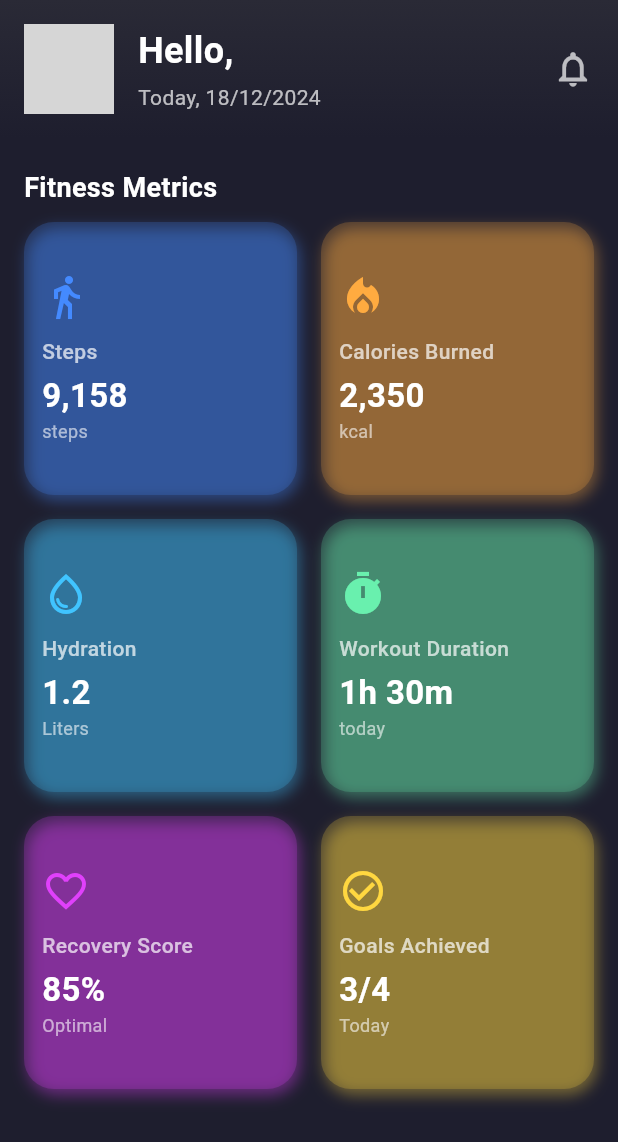
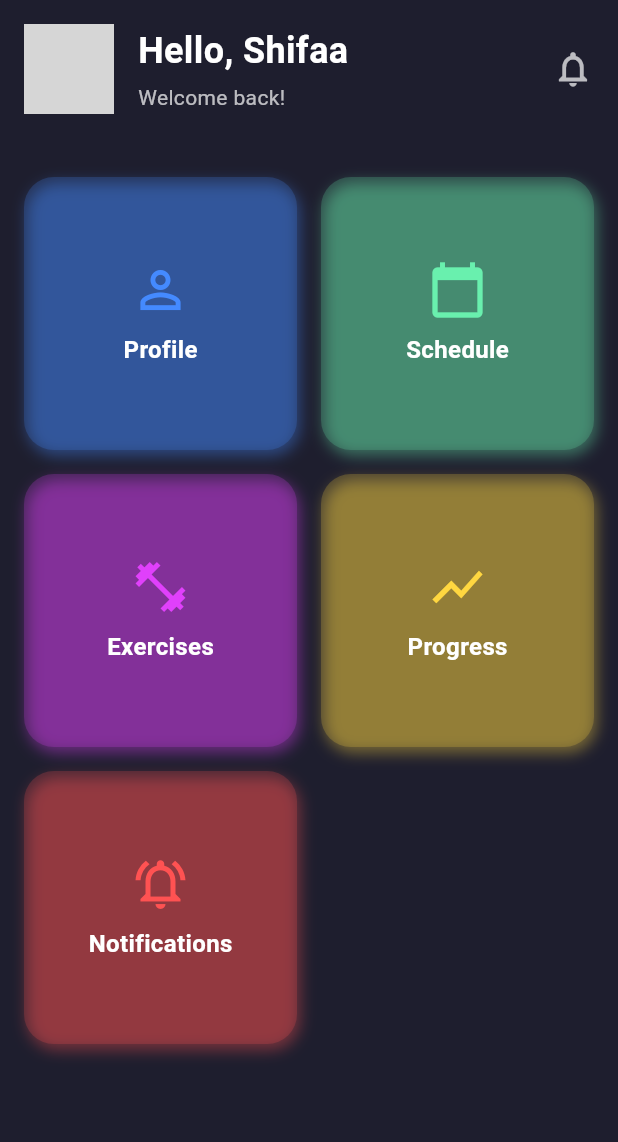
Before and after one commit to shifaaKh28/BodyAndMind, a Flutter app: the TrainerDashboard screen opened by its route, on a phone screen of 412 x 824 dp. Shown: the top 1142 px of the screen. Run offline on Flutter 3.47's test engine with Material 3 defaults, Android fonts, the light colour scheme and no system bars; our stand-ins replace cloud_firestore, firebase_auth, firebase_core, firebase_storage, image_picker; accounts and stored records are empty; grey boxes are pictures that could not be loaded.

Commit message:
Update dashboard.dart

```diff
--- a/lib/screens/trainer/dashboard.dart
+++ b/lib/screens/trainer/dashboard.dart
@@ -1,15 +1,13 @@
-import 'dart:ui';
-
 import 'package:flutter/material.dart';
-import 'package:cloud_firestore/cloud_firestore.dart';
-import 'package:firebase_auth/firebase_auth.dart';
-
 import '../Trainer/profile/schedule.dart';
 import '../Trainer/profile/trainees.dart';
 import '../Trainer/profile/exercises.dart';
 import '../Trainer/profile/progress.dart';
 import '../Trainer/profile/notifications.dart';
-import '../Trainer/profile/profile_screen.dart'; // Import Profile Screen
+import '../Trainer/profile/profile_screen.dart';
+import '../trainee/profile/exercises.dart';
+import '../trainee/profile/progress.dart';
+import '../trainee/profile/schedule.dart'; // Import Profile Screen
 
 class TrainerDashboard extends StatefulWidget {
   @override
@@ -17,42 +15,7 @@
 }
 
 class _TrainerDashboardState extends State<TrainerDashboard> {
-  String _trainerName = ''; // Holds the trainer's name
-  bool _isLoading = true; // Loading state
-
-  @override
-  void initState() {
-    super.initState();
-    _fetchTrainerName();
-  }
-
-  // Fetch Trainer Name from Firestore
-  Future<void> _fetchTrainerName() async {
-    try {
-      User? user = FirebaseAuth.instance.currentUser;
-
-      if (user != null) {
-        // Fetch trainer document from Firestore
-        DocumentSnapshot trainerDoc = await FirebaseFirestore.instance
-            .collection('trainers')
-            .doc(user.uid)
-            .get();
-
-        if (trainerDoc.exists) {
-          setState(() {
-            _trainerName = trainerDoc['name'] ?? 'Trainer';
-            _isLoading = false;
-          });
-        }
-      }
-    } catch (e) {
-      print('Error fetching trainer name: $e');
-      setState(() {
-        _trainerName = 'Trainer';
-        _isLoading = false;
-      });
-    }
-  }
+  String _trainerName = 'Shifaa'; // Replace with dynamic fetching if needed
 
   @override
   Widget build(BuildContext context) {
@@ -62,16 +25,9 @@
         child: Column(
           crossAxisAlignment: CrossAxisAlignment.start,
           children: [
-            // Header Section with Gradient
-            Container(
+            // Header Section
+            Padding(
               padding: const EdgeInsets.all(16.0),
-              decoration: BoxDecoration(
-                gradient: LinearGradient(
-                  colors: [Color(0xFF2A2A36), Color(0xFF1E1E2E)],
-                  begin: Alignment.topCenter,
-                  end: Alignment.bottomCenter,
-                ),
-              ),
               child: Row(
                 crossAxisAlignment: CrossAxisAlignment.center,
                 children: [
@@ -93,11 +49,8 @@
                       ),
                       SizedBox(height: 4),
                       Text(
-                        'Today, ${_formattedDate()}',
-                        style: TextStyle(
-                          fontSize: 14,
-                          color: Colors.white70,
-                        ),
+                        'Welcome back!',
+                        style: TextStyle(color: Colors.white70),
                       ),
                     ],
                   ),
@@ -107,73 +60,46 @@
                 ],
               ),
             ),
-
-            SizedBox(height: 20),
-
-            // Fitness Metrics Section
-            Padding(
-              padding: const EdgeInsets.symmetric(horizontal: 16.0),
-              child: Text(
-                'Fitness Metrics',
-                style: TextStyle(
-                  fontSize: 18,
-                  fontWeight: FontWeight.bold,
-                  color: Colors.white,
-                ),
-              ),
-            ),
-
             SizedBox(height: 10),
 
-            // Metrics Cards Row
+            // Options Grid
             Expanded(
               child: GridView.count(
                 crossAxisCount: 2,
                 crossAxisSpacing: 16,
                 mainAxisSpacing: 16,
-                padding: const EdgeInsets.symmetric(horizontal: 16),
+                padding: const EdgeInsets.all(16),
                 children: [
-                  _buildMetricCard(
-                    title: 'Steps',
-                    value: '9,158',
-                    unit: 'steps',
-                    icon: Icons.directions_walk,
+                  _buildOptionCard(
+                    title: 'Profile',
+                    icon: Icons.person_outline,
                     color: Colors.blueAccent,
+                    targetScreen: ProfileScreen(isTrainer: true),
                   ),
-                  _buildMetricCard(
-                    title: 'Calories Burned',
-                    value: '2,350',
-                    unit: 'kcal',
-                    icon: Icons.local_fire_department,
-                    color: Colors.orangeAccent,
+                  _buildOptionCard(
+                    title: 'Schedule',
+                    icon: Icons.calendar_today,
+                    color: Colors.greenAccent,
+                    targetScreen: ScheduleScreen(),
                   ),
-                  _buildMetricCard(
-                    title: 'Hydration',
-                    value: '1.2',
-                    unit: 'Liters',
-                    icon: Icons.water_drop_outlined,
-                    color: Colors.lightBlueAccent,
+
+                  _buildOptionCard(
+                    title: 'Exercises',
+                    icon: Icons.fitness_center_outlined,
+                    color: Colors.purpleAccent,
+                    targetScreen: ExercisesScreen(),
                   ),
-                  _buildMetricCard(
-                    title: 'Workout Duration',
-                    value: '1h 30m',
-                    unit: 'today',
-                    icon: Icons.timer,
-                    color: Colors.greenAccent,
+                  _buildOptionCard(
+                    title: 'Progress',
+                    icon: Icons.show_chart,
+                    color: Colors.amberAccent,
+                    targetScreen: ProgressScreen(),
                   ),
-                  _buildMetricCard(
-                    title: 'Recovery Score',
-                    value: '85%',
-                    unit: 'Optimal',
-                    icon: Icons.favorite_outline,
-                    color: Colors.purpleAccent,
-                  ),
-                  _buildMetricCard(
-                    title: 'Goals Achieved',
-                    value: '3/4',
-                    unit: 'Today',
-                    icon: Icons.check_circle_outline,
-                    color: Colors.amberAccent,
+                  _buildOptionCard(
+                    title: 'Notifications',
+                    icon: Icons.notifications_active_outlined,
+                    color: Colors.redAccent,
+                    targetScreen: NotificationsScreen(),
                   ),
                 ],
               ),
@@ -184,15 +110,21 @@
     );
   }
 
-  // Metric Card Widget
-  Widget _buildMetricCard({
+  // Widget for Option Cards
+  Widget _buildOptionCard({
     required String title,
-    required String value,
-    required String unit,
     required IconData icon,
     required Color color,
+    required Widget targetScreen,
   }) {
-    return Container(
+    return GestureDetector(
+      onTap: () {
+        Navigator.push(
+          context,
+          MaterialPageRoute(builder: (context) => targetScreen),
+        );
+      },
+      child: Container(
         decoration: BoxDecoration(
           color: color.withOpacity(0.2),
           borderRadius: BorderRadius.circular(20),
@@ -204,36 +136,17 @@
             ),
           ],
         ),
-      child: Padding(
-        padding: const EdgeInsets.all(12.0),
         child: Column(
           mainAxisAlignment: MainAxisAlignment.center,
-          crossAxisAlignment: CrossAxisAlignment.start,
           children: [
-            Icon(icon, size: 32, color: color),
-            SizedBox(height: 10),
+            Icon(icon, size: 40, color: color),
+            SizedBox(height: 8),
             Text(
               title,
               style: TextStyle(
-                fontSize: 14,
-                color: Colors.white70,
-                fontWeight: FontWeight.w500,
-              ),
-            ),
-            SizedBox(height: 4),
-            Text(
-              value,
-              style: TextStyle(
-                fontSize: 22,
+                fontSize: 16,
                 fontWeight: FontWeight.bold,
                 color: Colors.white,
-              ),
-            ),
-            Text(
-              unit,
-              style: TextStyle(
-                fontSize: 12,
-                color: Colors.white60,
               ),
             ),
           ],
@@ -241,10 +154,4 @@
       ),
     );
   }
-
-  // Utility Function to Format Date
-  String _formattedDate() {
-    DateTime now = DateTime.now();
-    return "${now.day}/${now.month}/${now.year}";
 }
-}
```
Lines whose indentation alone changed are shown as unchanged.
